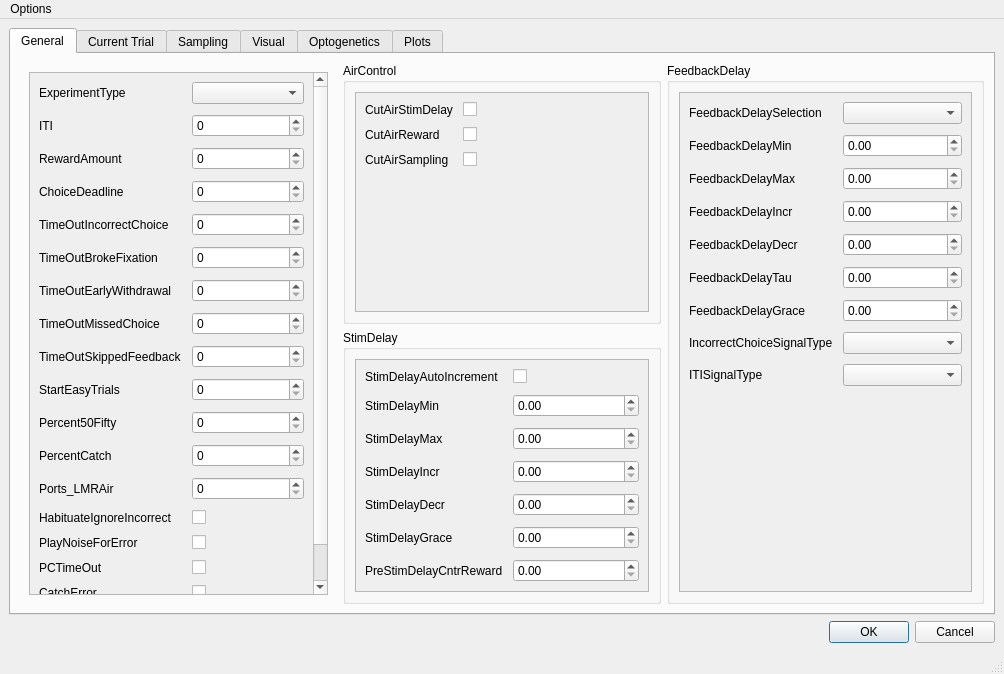
First picture: the form in mouse2afc/task_parameters.ui, repository ckarageorgkaneen/mouse2afc, before the edit.
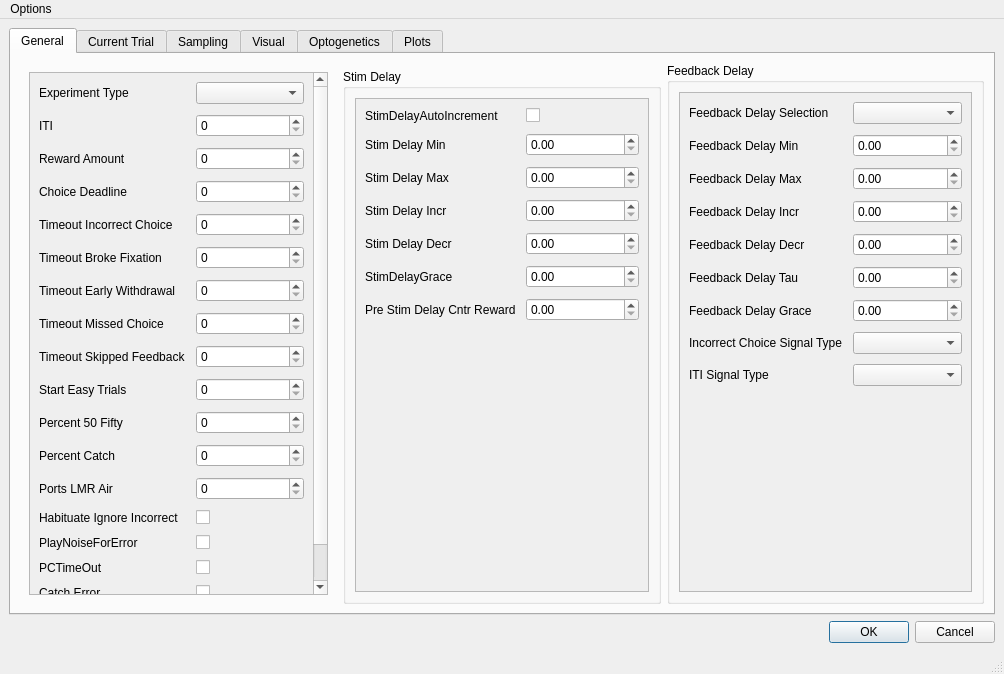
Second picture: the form after the edit.

```diff
--- a/mouse2afc/task_parameters.ui
+++ b/mouse2afc/task_parameters.ui
@@ -75,7 +75,7 @@
                  <item row="0" column="0">
                   <widget class="QLabel" name="experimentTypeLabel">
                    <property name="text">
-                    <string>ExperimentType</string>
+                    <string>Experiment Type</string>
                    </property>
                   </widget>
                  </item>
@@ -99,7 +99,7 @@
                  <item row="2" column="0">
                   <widget class="QLabel" name="rewardAmountLabel">
                    <property name="text">
-                    <string>RewardAmount</string>
+                    <string>Reward Amount</string>
                    </property>
                   </widget>
                  </item>
@@ -109,7 +109,7 @@
                  <item row="3" column="0">
                   <widget class="QLabel" name="choiceDeadlineLabel">
                    <property name="text">
-                    <string>ChoiceDeadline</string>
+                    <string>Choice Deadline</string>
                    </property>
                   </widget>
                  </item>
@@ -119,7 +119,7 @@
                  <item row="4" column="0">
                   <widget class="QLabel" name="timeOutIncorrectChoiceLabel">
                    <property name="text">
-                    <string>TimeOutIncorrectChoice</string>
+                    <string>Timeout Incorrect Choice</string>
                    </property>
                   </widget>
                  </item>
@@ -129,7 +129,7 @@
                  <item row="5" column="0">
                   <widget class="QLabel" name="timeOutBrokeFixationLabel">
                    <property name="text">
-                    <string>TimeOutBrokeFixation</string>
+                    <string>Timeout Broke Fixation</string>
                    </property>
                   </widget>
                  </item>
@@ -139,7 +139,7 @@
                  <item row="6" column="0">
                   <widget class="QLabel" name="timeOutEarlyWithdrawalLabel">
                    <property name="text">
-                    <string>TimeOutEarlyWithdrawal</string>
+                    <string>Timeout Early Withdrawal</string>
                    </property>
                   </widget>
                  </item>
@@ -149,7 +149,7 @@
                  <item row="7" column="0">
                   <widget class="QLabel" name="timeOutMissedChoiceLabel">
                    <property name="text">
-                    <string>TimeOutMissedChoice</string>
+                    <string>Timeout Missed Choice</string>
                    </property>
                   </widget>
                  </item>
@@ -159,7 +159,7 @@
                  <item row="8" column="0">
                   <widget class="QLabel" name="timeOutSkippedFeedbackLabel">
                    <property name="text">
-                    <string>TimeOutSkippedFeedback</string>
+                    <string>Timeout Skipped Feedback</string>
                    </property>
                   </widget>
                  </item>
@@ -169,7 +169,7 @@
                  <item row="9" column="0">
                   <widget class="QLabel" name="startEasyTrialsLabel">
                    <property name="text">
-                    <string>StartEasyTrials</string>
+                    <string>Start Easy Trials</string>
                    </property>
                   </widget>
                  </item>
@@ -179,7 +179,7 @@
                  <item row="10" column="0">
                   <widget class="QLabel" name="percent50FiftyLabel">
                    <property name="text">
-                    <string>Percent50Fifty</string>
+                    <string>Percent 50 Fifty</string>
                    </property>
                   </widget>
                  </item>
@@ -189,7 +189,7 @@
                  <item row="11" column="0">
                   <widget class="QLabel" name="percentCatchLabel">
                    <property name="text">
-                    <string>PercentCatch</string>
+                    <string>Percent Catch</string>
                    </property>
                   </widget>
                  </item>
@@ -199,7 +199,7 @@
                  <item row="12" column="0">
                   <widget class="QLabel" name="ports_LMRAirLabel">
                    <property name="text">
-                    <string>Ports_LMRAir</string>
+                    <string>Ports LMR Air</string>
                    </property>
                   </widget>
                  </item>
@@ -213,7 +213,7 @@
                  <item row="13" column="0">
                   <widget class="QLabel" name="habituateIgnoreIncorrectLabel">
                    <property name="text">
-                    <string>HabituateIgnoreIncorrect</string>
+                    <string>Habituate Ignore Incorrect</string>
                    </property>
                   </widget>
                  </item>
@@ -243,7 +243,7 @@
                  <item row="16" column="0">
                   <widget class="QLabel" name="catchErrorLabel">
                    <property name="text">
-                    <string>CatchError</string>
+                    <string>Catch Error</string>
                    </property>
                   </widget>
                  </item>
@@ -258,78 +258,7 @@
                   </widget>
                  </item>
                  <item row="17" column="1">
-                  <widget class="QCheckBox" name="Wire1VideoTrigger"/>
-                 </item>
-                </layout>
-               </item>
-              </layout>
-             </widget>
-            </widget>
-           </item>
-          </layout>
-         </widget>
-        </item>
-        <item row="0" column="1">
-         <widget class="QGroupBox" name="airControlBox">
-          <property name="enabled">
-           <bool>true</bool>
-          </property>
-          <property name="title">
-           <string>AirControl</string>
-          </property>
-          <layout class="QGridLayout" name="gridLayout_8">
-           <item row="0" column="0">
-            <widget class="QScrollArea" name="airControlScrollArea">
-             <property name="widgetResizable">
-              <bool>true</bool>
-             </property>
-             <widget class="QWidget" name="airControlScrollAreaWidgetContents">
-              <property name="geometry">
-               <rect>
-                <x>0</x>
-                <y>0</y>
-                <width>287</width>
-                <height>181</height>
-               </rect>
-              </property>
-              <layout class="QGridLayout" name="gridLayout_13">
-               <item row="0" column="0">
-                <layout class="QFormLayout" name="airControlFormLayout">
-                 <property name="horizontalSpacing">
-                  <number>10</number>
-                 </property>
-                 <property name="verticalSpacing">
-                  <number>10</number>
-                 </property>
-                 <item row="0" column="0">
-                  <widget class="QLabel" name="cutAirStimDelayLabel">
-                   <property name="text">
-                    <string>CutAirStimDelay</string>
-                   </property>
-                  </widget>
-                 </item>
-                 <item row="0" column="1">
-                  <widget class="QCheckBox" name="CutAirStimDelay"/>
-                 </item>
-                 <item row="1" column="0">
-                  <widget class="QLabel" name="cutAirRewardLabel">
-                   <property name="text">
-                    <string>CutAirReward</string>
-                   </property>
-                  </widget>
-                 </item>
-                 <item row="1" column="1">
-                  <widget class="QCheckBox" name="CutAirReward"/>
-                 </item>
-                 <item row="2" column="0">
-                  <widget class="QLabel" name="cutAirSamplingLabel">
-                   <property name="text">
-                    <string>CutAirSampling</string>
-                   </property>
-                  </widget>
-                 </item>
-                 <item row="2" column="1">
-                  <widget class="QCheckBox" name="CutAirSampling"/>
+                  <widget class="QCheckBox" name="wire1_video_trigger"/>
                  </item>
                 </layout>
                </item>
@@ -346,7 +275,7 @@
            <bool>true</bool>
           </property>
           <property name="title">
-           <string>StimDelay</string>
+           <string>Stim Delay</string>
           </property>
           <layout class="QGridLayout" name="gridLayout_10">
            <item row="0" column="0">
@@ -359,8 +288,8 @@
                <rect>
                 <x>0</x>
                 <y>0</y>
-                <width>287</width>
-                <height>253</height>
+                <width>286</width>
+                <height>480</height>
                </rect>
               </property>
               <layout class="QGridLayout" name="gridLayout_16">
@@ -385,7 +314,7 @@
                  <item row="1" column="0">
                   <widget class="QLabel" name="stimDelayMinLabel">
                    <property name="text">
-                    <string>StimDelayMin</string>
+                    <string>Stim Delay Min</string>
                    </property>
                   </widget>
                  </item>
@@ -395,7 +324,7 @@
                  <item row="2" column="0">
                   <widget class="QLabel" name="stimDelayMaxLabel">
                    <property name="text">
-                    <string>StimDelayMax</string>
+                    <string>Stim Delay Max</string>
                    </property>
                   </widget>
                  </item>
@@ -405,7 +334,7 @@
                  <item row="3" column="0">
                   <widget class="QLabel" name="stimDelayIncrLabel">
                    <property name="text">
-                    <string>StimDelayIncr</string>
+                    <string>Stim Delay Incr</string>
                    </property>
                   </widget>
                  </item>
@@ -415,7 +344,7 @@
                  <item row="4" column="0">
                   <widget class="QLabel" name="stimDelayDecrLabel">
                    <property name="text">
-                    <string>StimDelayDecr</string>
+                    <string>Stim Delay Decr</string>
                    </property>
                   </widget>
                  </item>
@@ -435,7 +364,7 @@
                  <item row="6" column="0">
                   <widget class="QLabel" name="preStimDelayCntrRewardLabel">
                    <property name="text">
-                    <string>PreStimDelayCntrReward</string>
+                    <string>Pre Stim Delay Cntr Reward</string>
                    </property>
                   </widget>
                  </item>
@@ -457,7 +386,7 @@
            <bool>true</bool>
           </property>
           <property name="title">
-           <string>FeedbackDelay</string>
+           <string>Feedback Delay</string>
           </property>
           <layout class="QGridLayout" name="gridLayout_12">
            <item row="0" column="0">
@@ -486,7 +415,7 @@
                  <item row="0" column="0">
                   <widget class="QLabel" name="feedbackDelaySelectionLabel">
                    <property name="text">
-                    <string>FeedbackDelaySelection</string>
+                    <string>Feedback Delay Selection</string>
                    </property>
                   </widget>
                  </item>
@@ -496,7 +425,7 @@
                  <item row="1" column="0">
                   <widget class="QLabel" name="feedbackDelayMinLabel">
                    <property name="text">
-                    <string>FeedbackDelayMin</string>
+                    <string>Feedback Delay Min</string>
                    </property>
                   </widget>
                  </item>
@@ -506,7 +435,7 @@
                  <item row="2" column="0">
                   <widget class="QLabel" name="feedbackDelayMaxLabel">
                    <property name="text">
-                    <string>FeedbackDelayMax</string>
+                    <string>Feedback Delay Max</string>
                    </property>
                   </widget>
                  </item>
@@ -516,7 +445,7 @@
                  <item row="3" column="0">
                   <widget class="QLabel" name="feedbackDelayIncrLabel">
                    <property name="text">
-                    <string>FeedbackDelayIncr</string>
+                    <string>Feedback Delay Incr</string>
                    </property>
                   </widget>
                  </item>
@@ -526,7 +455,7 @@
                  <item row="4" column="0">
                   <widget class="QLabel" name="feedbackDelayDecrLabel">
                    <property name="text">
-                    <string>FeedbackDelayDecr</string>
+                    <string>Feedback Delay Decr</string>
                    </property>
                   </widget>
                  </item>
@@ -536,7 +465,7 @@
                  <item row="5" column="0">
                   <widget class="QLabel" name="feedbackDelayTauLabel">
                    <property name="text">
-                    <string>FeedbackDelayTau</string>
+                    <string>Feedback Delay Tau</string>
                    </property>
                   </widget>
                  </item>
@@ -546,7 +475,7 @@
                  <item row="6" column="0">
                   <widget class="QLabel" name="feedbackDelayGraceLabel">
                    <property name="text">
-                    <string>FeedbackDelayGrace</string>
+                    <string>Feedback Delay Grace</string>
                    </property>
                   </widget>
                  </item>
@@ -556,7 +485,7 @@
                  <item row="7" column="0">
                   <widget class="QLabel" name="incorrectChoiceSignalTypeLabel">
                    <property name="text">
-                    <string>IncorrectChoiceSignalType</string>
+                    <string>Incorrect Choice Signal Type</string>
                    </property>
                   </widget>
                  </item>
@@ -566,7 +495,7 @@
                  <item row="8" column="0">
                   <widget class="QLabel" name="iTISignalTypeLabel">
                    <property name="text">
-                    <string>ITISignalType</string>
+                    <string>ITI Signal Type</string>
                    </property>
                   </widget>
                  </item>
```
Left out of the diff: 378 changed lines with no effect on the pictures.
